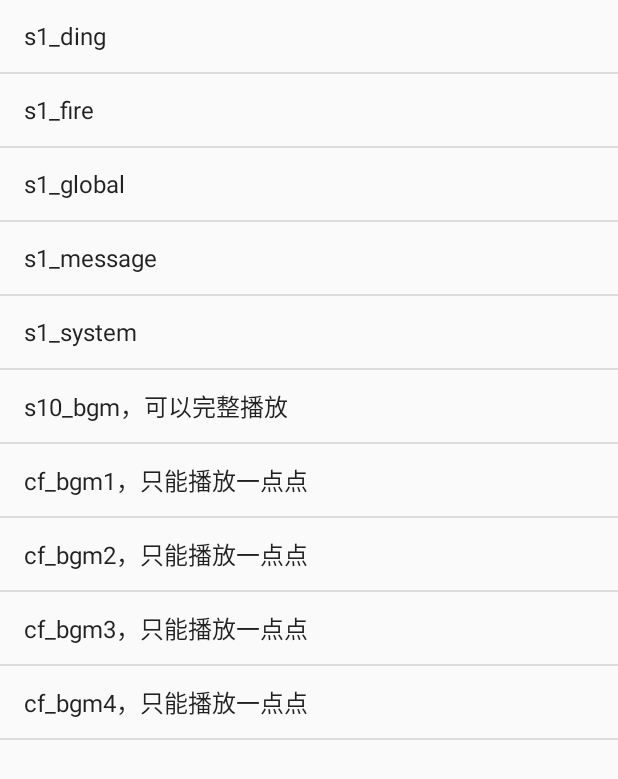
After one commit to baiqiantao/PermissionTest, an Android app: the Activity2 screen opened directly, with no data from a screen before it, on a phone screen of 412 x 824 dp. The commit adds this screen. Shown: the top 779 px of the screen. Run offline under Robolectric (Android 15) with nearby library versions, the phone set to English and light mode, and no system bars.

Commit message:
SoundPool 音频播放 详解 示例

```diff
--- a/app/build.gradle
+++ b/app/build.gradle
@@ -6,7 +6,7 @@ android {
     buildToolsVersion "25.0.3"
     defaultConfig {
         applicationId "permission.bqt.com.permissiontest"
-        minSdkVersion 16
+        minSdkVersion 21
         targetSdkVersion 25
         versionCode 1
         versionName "1.0"
--- a/app/src/main/AndroidManifest.xml
+++ b/app/src/main/AndroidManifest.xml
@@ -8,7 +8,6 @@
         android:allowBackup="true"
         android:icon="@mipmap/ic_launcher"
         android:label="@string/app_name"
-        android:roundIcon="@mipmap/ic_launcher_round"
         android:supportsRtl="true"
         android:theme="@style/AppTheme">
         <activity android:name=".MainActivity">
@@ -19,6 +18,7 @@
             </intent-filter>
         </activity>
         <activity android:name=".Activity1"/>
+        <activity android:name=".Activity2"/>
     </application>
 
 </manifest>
--- /dev/null
+++ b/app/src/main/java/permission/bqt/com/permissiontest/Activity2.java
@@ -0,0 +1,60 @@
+package permission.bqt.com.permissiontest;
+
+import android.app.ListActivity;
+import android.content.Context;
+import android.media.AudioAttributes;
+import android.media.SoundPool;
+import android.os.Bundle;
+import android.view.View;
+import android.widget.ArrayAdapter;
+import android.widget.ListView;
+
+import java.util.ArrayList;
+import java.util.Arrays;
+import java.util.List;
+
+public class Activity2 extends ListActivity {
+	private SoundPool soundPool;
+	private List<Integer> soundIdList = new ArrayList<>();
+
+	protected void onCreate(Bundle savedInstanceState) {
+		super.onCreate(savedInstanceState);
+		String[] array = {"s1_ding",
+				"s1_fire",
+				"s1_global",
+				"s1_message",
+				"s1_system",
+
+				"s10_bgm，可以完整播放",
+				"cf_bgm1，只能播放一点点",
+				"cf_bgm2，只能播放一点点",
+				"cf_bgm3，只能播放一点点",
+				"cf_bgm4，只能播放一点点",};
+		setListAdapter(new ArrayAdapter<>(this, android.R.layout.simple_list_item_1, new ArrayList<>(Arrays.asList(array))));
+
+		soundPool = new SoundPool.Builder()
+				.setMaxStreams(5)
+				.setAudioAttributes(new AudioAttributes.Builder()
+						.setUsage(AudioAttributes.USAGE_MEDIA)
+						.setContentType(AudioAttributes.CONTENT_TYPE_MUSIC).build())
+				.build();
+
+		Context context = this.getApplicationContext();//不管使用哪个Context，退出当前Activity后都会且会在延迟几秒钟后停止播放
+		soundIdList.add(soundPool.load(context, R.raw.s1_ding, 0));
+		soundIdList.add(soundPool.load(context, R.raw.s1_fire, 0));
+		soundIdList.add(soundPool.load(context, R.raw.s1_global, 0));
+		soundIdList.add(soundPool.load(context, R.raw.s1_message, 0));
+		soundIdList.add(soundPool.load(context, R.raw.s1_system, 0));
+
+		soundIdList.add(soundPool.load(context, R.raw.s10_bgm, 0));
+		soundIdList.add(soundPool.load(context, R.raw.cf_bgm1, 0));
+		soundIdList.add(soundPool.load(context, R.raw.cf_bgm2, 0));
+		soundIdList.add(soundPool.load(context, R.raw.cf_bgm3, 0));
+		soundIdList.add(soundPool.load(context, R.raw.cf_bgm4, 0));
+	}
+
+	@Override
+	protected void onListItemClick(ListView l, View v, int position, long id) {
+		soundPool.play(soundIdList.get(position), 1, 1, 0, 0, 1);
+	}
+}
--- a/app/src/main/java/permission/bqt/com/permissiontest/MainActivity.java
+++ b/app/src/main/java/permission/bqt/com/permissiontest/MainActivity.java
@@ -33,7 +33,8 @@ public class MainActivity extends ListActivity {
 		super.onCreate(savedInstanceState);
 		String[] array = {"在没有申请权限的情况下在SD卡创建文件会失败",
 				"完整的授权过程演示",
-				"演示PermissionsDispatcher",};
+				"演示PermissionsDispatcher",
+				"SoundPool演示",};
 		setListAdapter(new ArrayAdapter<>(this, android.R.layout.simple_list_item_1, new ArrayList<>(Arrays.asList(array))));
 	}
 
@@ -48,6 +49,9 @@ public class MainActivity extends ListActivity {
 				break;
 			case 2:
 				startActivity(new Intent(this, Activity1.class));
+				break;
+			case 3:
+				startActivity(new Intent(this, Activity2.class));
 				break;
 		}
 	}
```
Also changed, not shown: app/src/main/java/permission/bqt/com/permissiontest/Activity1.java (added, +68 -0 lines), 10 other files.
